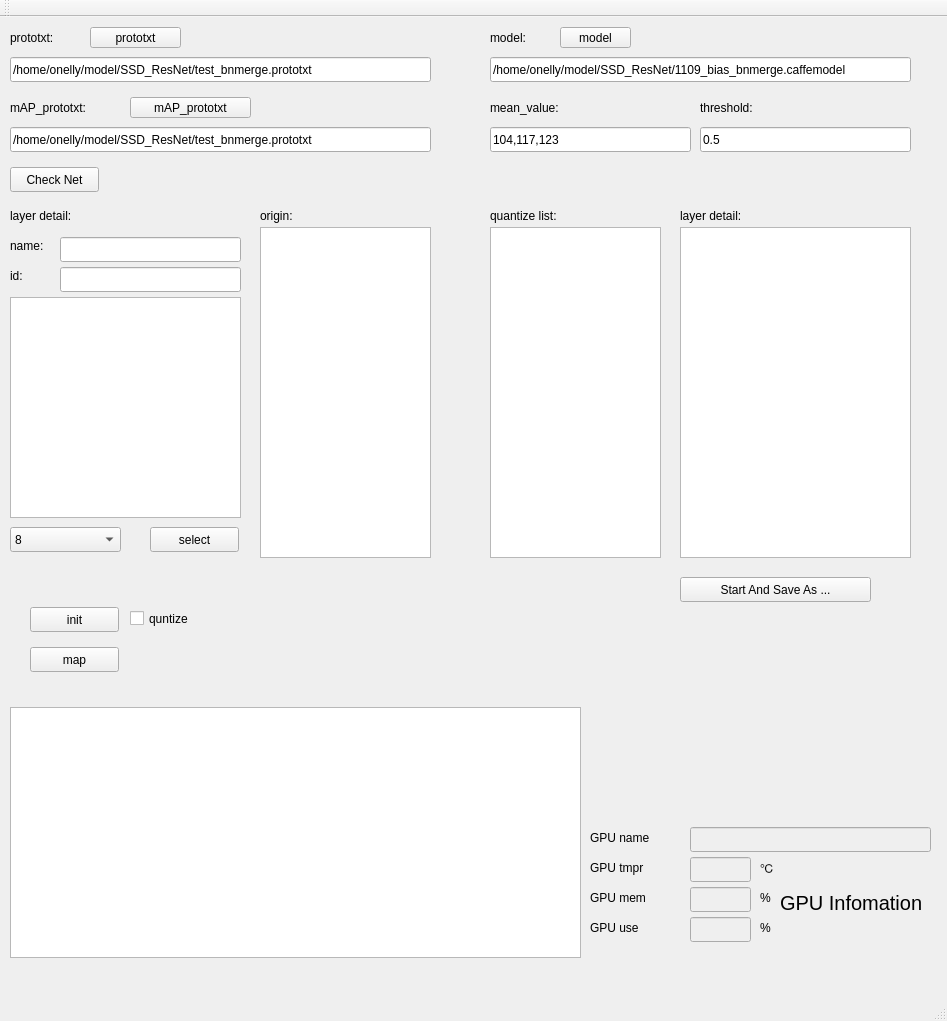
Old version of the form mainwindow.ui in the repository onellyhe/test_quantize.
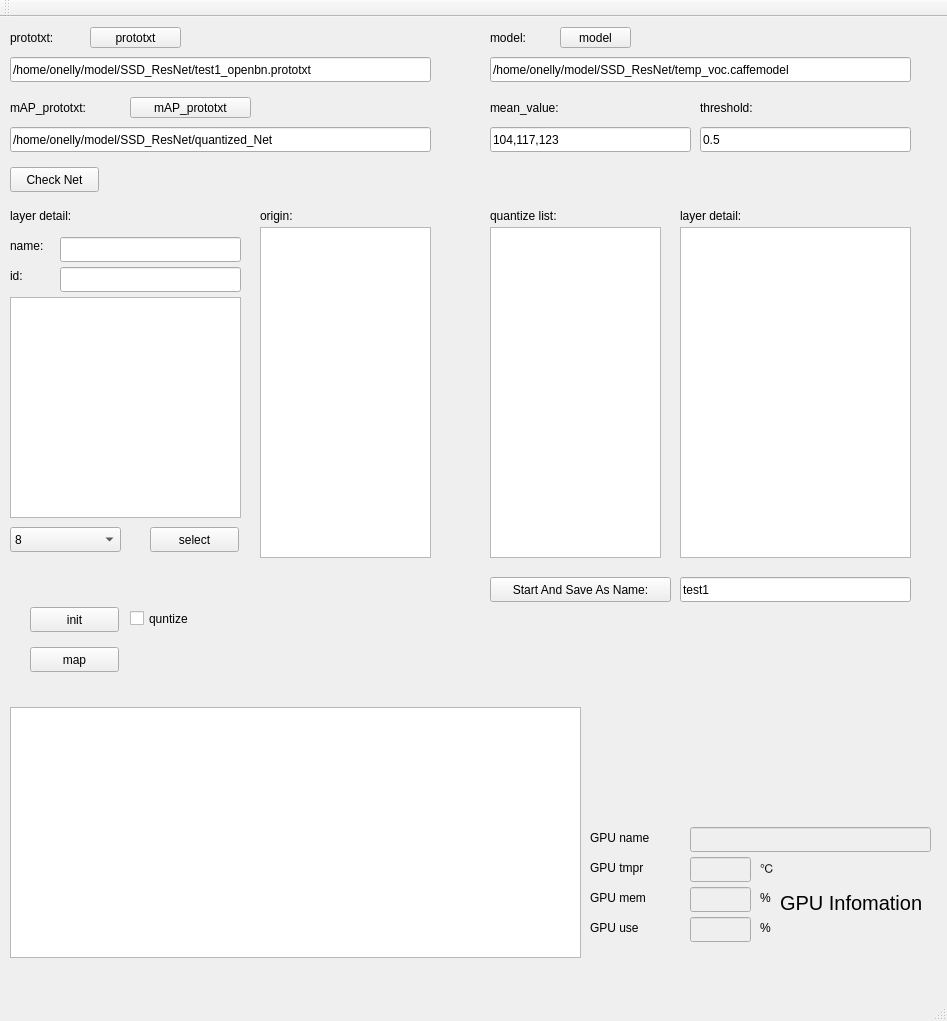
New version of the form.

What changed in the file:
```diff
--- a/mainwindow.ui
+++ b/mainwindow.ui
@@ -101,7 +101,7 @@
      </sizepolicy>
     </property>
     <property name="text">
-     <string>/home/onelly/model/SSD_ResNet/1109_bias_bnmerge.caffemodel</string>
+     <string>/home/onelly/model/SSD_ResNet/temp_voc.caffemodel</string>
     </property>
    </widget>
    <widget class="QLineEdit" name="lineEdit_prototxt">
@@ -123,7 +123,7 @@
      </sizepolicy>
     </property>
     <property name="text">
-     <string>/home/onelly/model/SSD_ResNet/test_bnmerge.prototxt</string>
+     <string>/home/onelly/model/SSD_ResNet/test1_openbn.prototxt</string>
     </property>
    </widget>
    <widget class="QPushButton" name="Select_model">
@@ -187,7 +187,7 @@
      </sizepolicy>
     </property>
     <property name="text">
-     <string>/home/onelly/model/SSD_ResNet/test_bnmerge.prototxt</string>
+     <string>/home/onelly/model/SSD_ResNet/quantized_Net</string>
     </property>
    </widget>
    <widget class="QLabel" name="label_18">
@@ -307,14 +307,14 @@
    <widget class="QPushButton" name="pushButton_3">
     <property name="geometry">
      <rect>
-      <x>680</x>
+      <x>490</x>
       <y>560</y>
-      <width>191</width>
+      <width>181</width>
       <height>25</height>
      </rect>
     </property>
     <property name="text">
-     <string>Start And Save As ...</string>
+     <string>Start And Save As Name:</string>
     </property>
    </widget>
    <widget class="QPushButton" name="pushButton_4">
@@ -677,6 +677,19 @@
      <string>select</string>
     </property>
    </widget>
+   <widget class="QLineEdit" name="lineEdit">
+    <property name="geometry">
+     <rect>
+      <x>680</x>
+      <y>560</y>
+      <width>231</width>
+      <height>25</height>
+     </rect>
+    </property>
+    <property name="text">
+     <string>test1</string>
+    </property>
+   </widget>
   </widget>
   <widget class="QMenuBar" name="menuBar">
    <property name="geometry">
```
